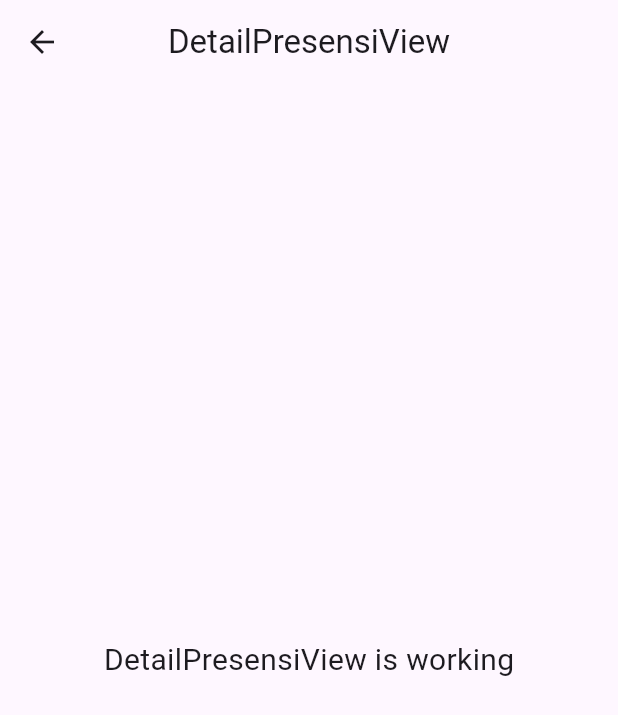
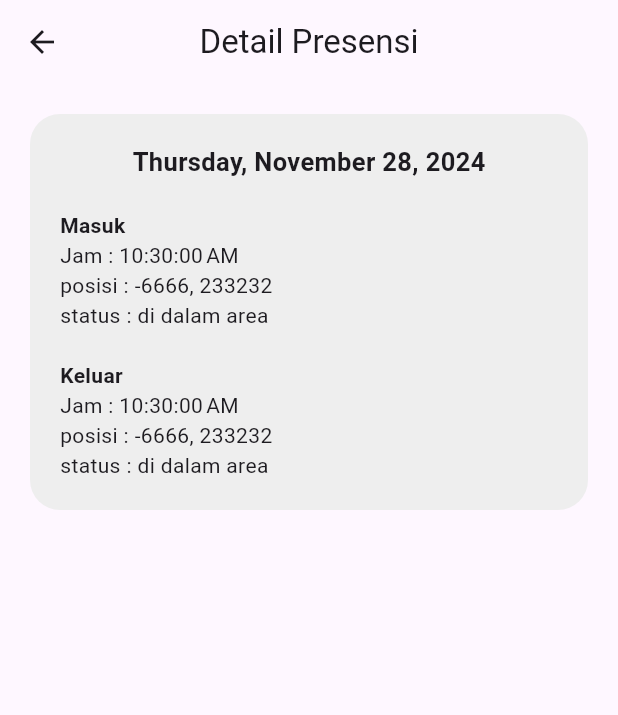
Before and after one commit to FirmanMulyawan/flutter_presence, a Flutter app: the DetailPresensiView screen opened by its route, on a phone screen of 412 x 824 dp. Shown: the top 715 px of the screen. Run offline on Flutter 3.47's test engine with Material 3 defaults, Android fonts, the phone set to English and light mode, and no system bars; our stand-ins replace cloud_firestore, convex_bottom_bar, firebase_auth, firebase_core, firebase_storage, gap and 3 more; accounts and stored records are empty.

```diff
--- a/lib/app/modules/detail_presensi/views/detail_presensi_view.dart
+++ b/lib/app/modules/detail_presensi/views/detail_presensi_view.dart
@@ -1,6 +1,8 @@
 import 'package:flutter/material.dart';
+import 'package:gap/gap.dart';
 
 import 'package:get/get.dart';
+import 'package:intl/intl.dart';
 
 import '../controllers/detail_presensi_controller.dart';
 
@@ -10,14 +12,58 @@ class DetailPresensiView extends GetView<DetailPresensiController> {
   Widget build(BuildContext context) {
     return Scaffold(
       appBar: AppBar(
-        title: const Text('DetailPresensiView'),
+        title: const Text('Detail Presensi'),
         centerTitle: true,
       ),
-      body: const Center(
-        child: Text(
-          'DetailPresensiView is working',
-          style: TextStyle(fontSize: 20),
-        ),
+      body: ListView(
+        padding: EdgeInsets.all(20),
+        children: [
+          Container(
+            padding: EdgeInsets.all(20),
+            decoration: BoxDecoration(
+                borderRadius: BorderRadius.circular(20),
+                color: Colors.grey[200]),
+            child: Column(
+              crossAxisAlignment: CrossAxisAlignment.start,
+              children: [
+                Center(
+                  child: Text(
+                    DateFormat.yMMMMEEEEd().format(DateTime.now()),
+                    style: TextStyle(fontWeight: FontWeight.bold, fontSize: 17),
+                  ),
+                ),
+                Gap(20),
+                Text(
+                  "Masuk",
+                  style: TextStyle(fontWeight: FontWeight.bold),
+                ),
+                Text(
+                  "Jam : ${DateFormat.jms().format(DateTime.now())}",
+                ),
+                Text(
+                  "posisi : -6666, 233232",
+                ),
+                Text(
+                  "status : di dalam area",
+                ),
+                Gap(20),
+                Text(
+                  "Keluar",
+                  style: TextStyle(fontWeight: FontWeight.bold),
+                ),
+                Text(
+                  "Jam : ${DateFormat.jms().format(DateTime.now())}",
+                ),
+                Text(
+                  "posisi : -6666, 233232",
+                ),
+                Text(
+                  "status : di dalam area",
+                ),
+              ],
+            ),
+          ),
+        ],
       ),
     );
   }
--- a/lib/app/modules/profile/views/profile_view.dart
+++ b/lib/app/modules/profile/views/profile_view.dart
@@ -103,7 +103,7 @@ class ProfileView extends GetView<ProfileController> {
               }
             }),
         bottomNavigationBar: ConvexAppBar(
-          // style: TabStyle.fixedCircle,
+          style: TabStyle.fixedCircle,
           items: [
             TabItem(icon: Icons.home, title: 'Home'),
             TabItem(icon: Icons.fingerprint, title: 'Add'),
--- a/lib/app/routes/app_routes.dart
+++ b/lib/app/routes/app_routes.dart
@@ -12,6 +12,7 @@ abstract class Routes {
   static const updateProfile = _Paths.updateProfile;
   static const changePassword = _Paths.changePassword;
   static const detailPresensi = _Paths.detailPresensi;
+  static const allPresensi = _Paths.allPresensi;
 }
 
 abstract class _Paths {
@@ -25,4 +26,5 @@ abstract class _Paths {
   static const updateProfile = '/update-profile';
   static const changePassword = '/change-password';
   static const detailPresensi = '/detail-presensi';
+  static const allPresensi = '/all-presensi';
 }
--- a/pubspec.yaml
+++ b/pubspec.yaml
@@ -17,6 +17,7 @@ dependencies:
   flutter:
     sdk: flutter
   gap: ^3.0.1
+  geolocator: ^13.0.2
   get: ^4.6.6
   image_picker: ^1.1.2
   intl: ^0.19.0
```
Also changed, not shown: lib/app/controllers/page_index_controller.dart (+60 -1 lines), lib/app/modules/all_presensi/bindings/all_presensi_binding.dart (added, +12 -0 lines), lib/app/modules/all_presensi/controllers/all_presensi_controller.dart (added, +23 -0 lines), lib/app/modules/all_presensi/views/all_presensi_view.dart (added, +90 -0 lines), lib/app/modules/home/views/home_view.dart (+31 -13 lines), lib/app/routes/app_pages.dart (+7 -0 lines), pubspec.lock, 2 other files.
